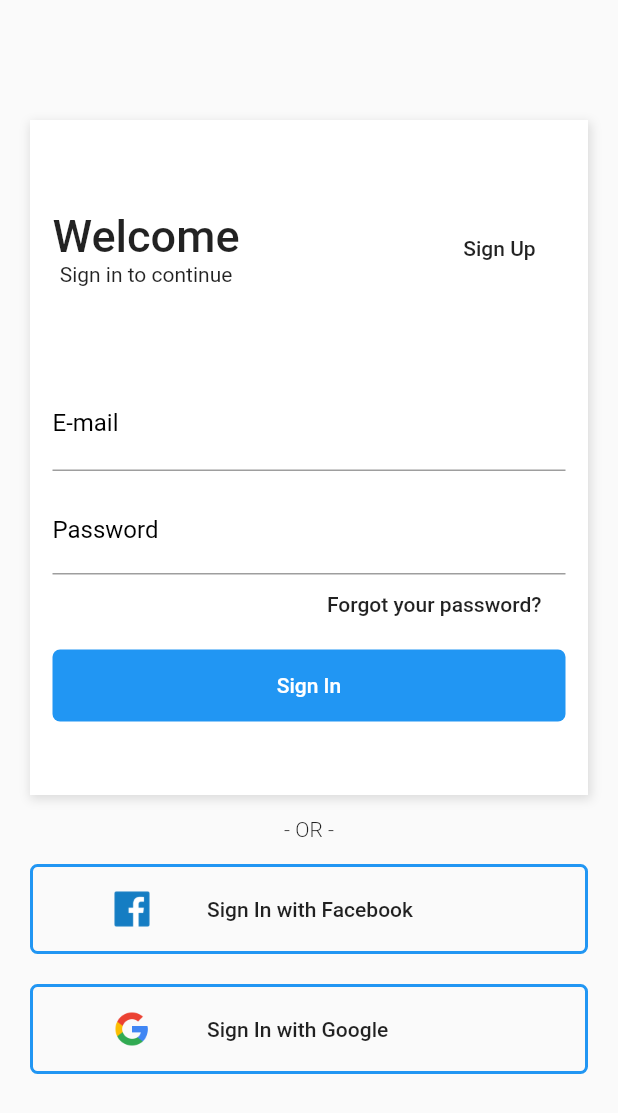
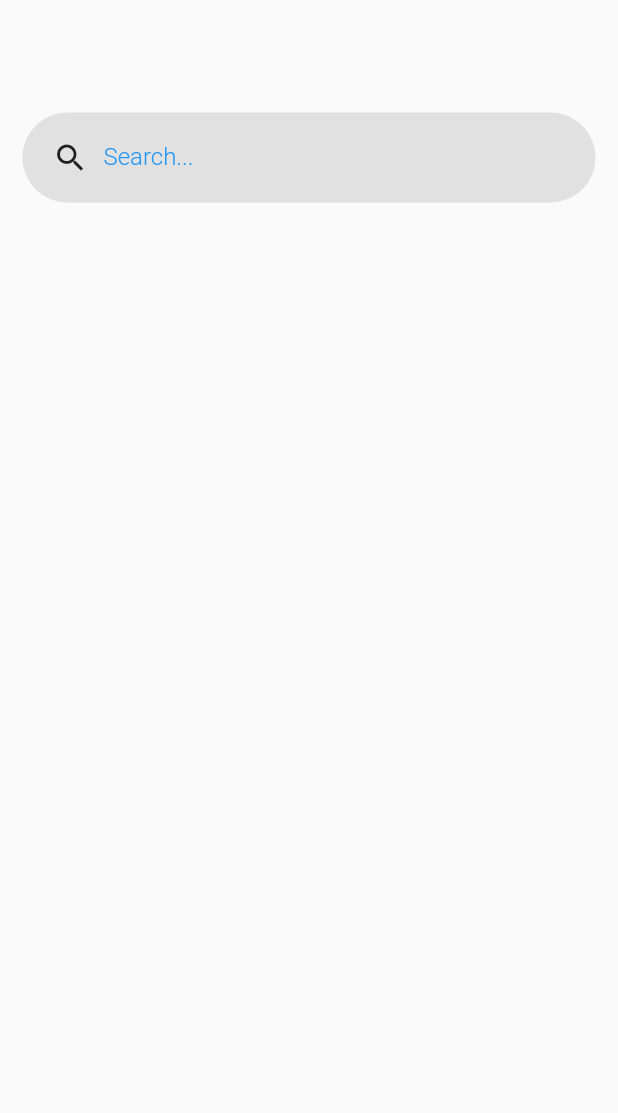
Before and after one commit to wandealves/Flutter_eshop_layout, a Flutter app: the screen it shows after launch, after a tap on "Sign In", on a phone screen of 412 x 824 dp. Shown: the top 1113 px of the screen. Run offline on Flutter 3.47's test engine with Material 2 defaults, Android fonts, the phone set to English and light mode, and no system bars.

Commit message:
Adição do search

```diff
--- /dev/null
+++ b/eshop/lib/pages/home.page.dart
@@ -0,0 +1,67 @@
+import 'package:flutter/material.dart';
+
+class HomePage extends StatelessWidget {
+  @override
+  Widget build(BuildContext context) {
+    return Scaffold(
+      body: Container(
+        padding: EdgeInsets.all(15),
+       // width: double.infinity,
+        child: Center(
+          child: Column(
+            crossAxisAlignment: CrossAxisAlignment.stretch,
+            children: <Widget>[
+              SizedBox(
+                height: 60,
+              ),
+              search(),
+            ],
+          ),
+        ),
+      ),
+    );
+  }
+}
+
+Widget search() {
+  return Container(
+    height: 60,
+    padding: EdgeInsets.only(
+      left: 20,
+    ),
+    decoration: BoxDecoration(
+      color: Color.fromRGBO(0, 0, 0, 0.1),
+      borderRadius: BorderRadius.all(
+        Radius.circular(128),
+      ),
+    ),
+    child: Row(
+      mainAxisAlignment: MainAxisAlignment.start,
+      children: <Widget>[
+        Icon(Icons.search),
+        Container(
+          width: 300,
+          padding: EdgeInsets.only(
+            left: 10,
+          ),
+          child: TextFormField(
+            keyboardType: TextInputType.text,
+            decoration: InputDecoration(
+              border: InputBorder.none,
+              labelText: "Search...",
+              labelStyle: TextStyle(
+                color: Colors.blue,
+                fontWeight: FontWeight.w300,
+                fontSize: 16,
+              ),
+            ),
+            style: TextStyle(
+              fontSize: 20,
+              color: Colors.blue,
+            ),
+          ),
+        ),
+      ],
+    ),
+  );
+}
--- a/eshop/lib/pages/login.page.dart
+++ b/eshop/lib/pages/login.page.dart
@@ -1,3 +1,4 @@
+import 'package:eshop/pages/home.page.dart';
 import 'package:eshop/pages/signup.page.dart';
 import 'package:flutter/material.dart';
 
@@ -122,7 +123,12 @@
                               color: Colors.white,
                             ),
                           ),
-                          onPressed: () {},
+                          onPressed: () {
+                            Navigator.push(
+                                context,
+                                MaterialPageRoute(
+                                    builder: (context) => HomePage()));
+                          },
                         ),
                       ),
                     ],
```
